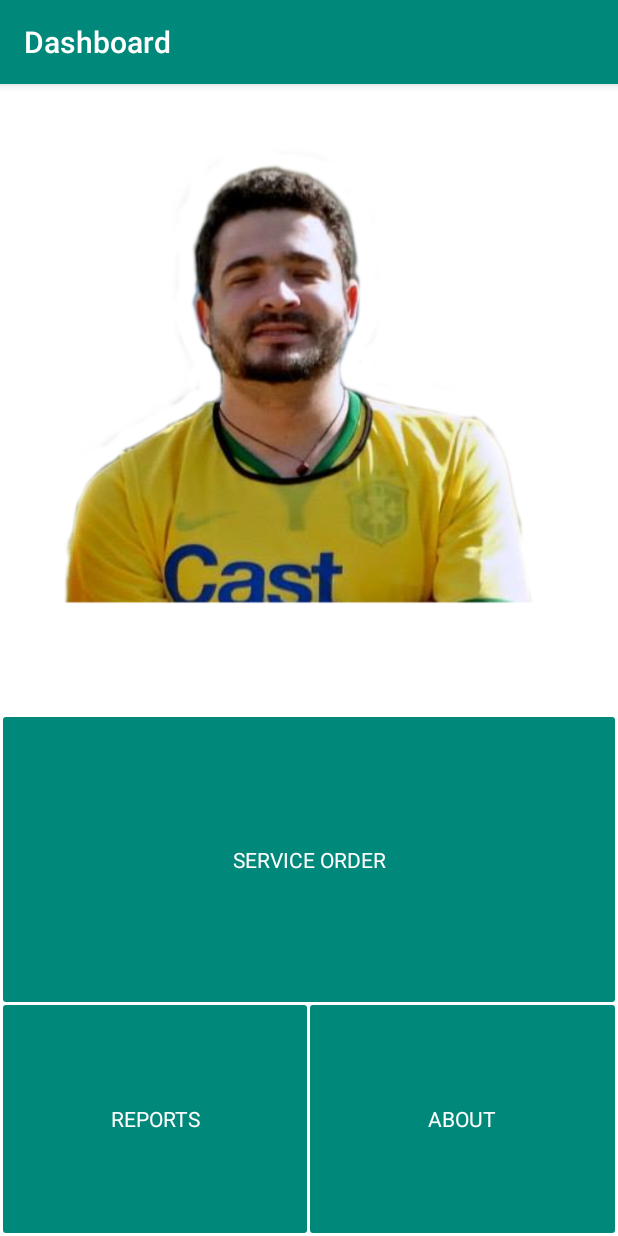
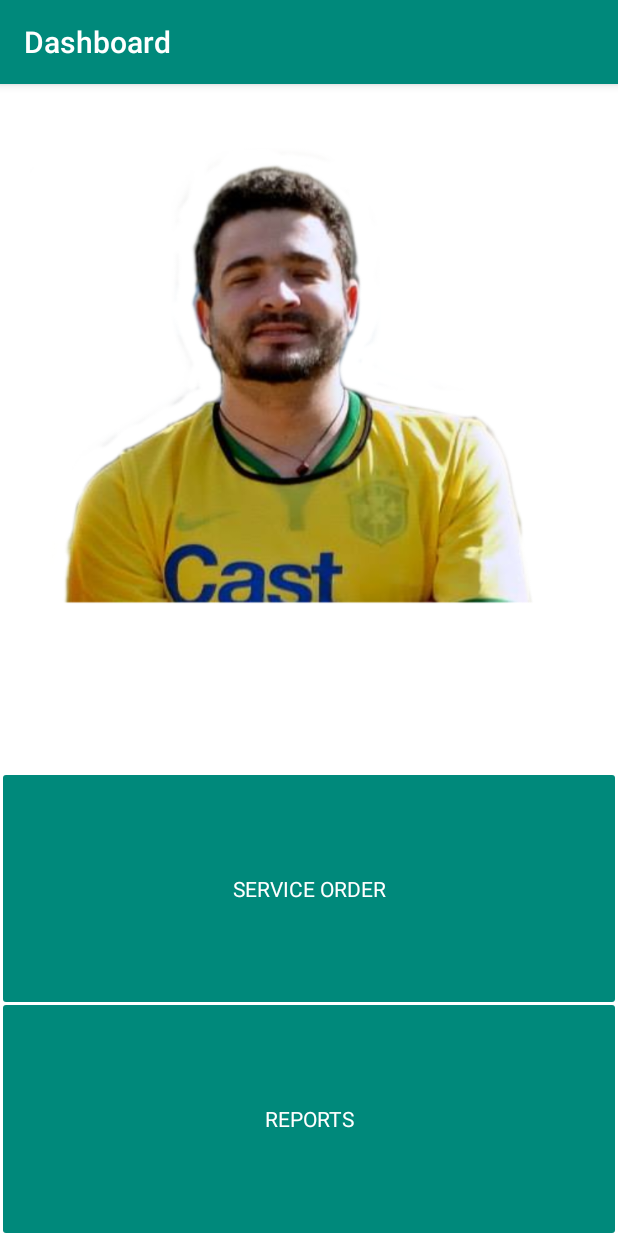
Before and after one commit to maikotrindade/avaliacao-fundamentos-android, an Android app: the DashboardActivity screen opened directly, with no data from a screen before it, on a phone screen of 412 x 824 dp. Run offline under Robolectric (Android 15) with nearby library versions, the phone set to English and light mode, and no system bars.

Commit message:
add report and fix layout

```diff
--- a/app/src/main/java/com/example/administrador/myapplication/controllers/DashboardActivity.java
+++ b/app/src/main/java/com/example/administrador/myapplication/controllers/DashboardActivity.java
@@ -26,9 +26,6 @@ public class DashboardActivity extends ActionBarActivity implements View.OnClick
         final Button btnReports = (Button) findViewById(R.id.btnReports);
         btnReports.setOnClickListener(this);
 
-        final Button btnAbout = (Button) findViewById(R.id.btnAbout);
-        btnAbout.setOnClickListener(this);
-
         mediaPlayer = new MediaPlayer();
         playSexySax();
     }
@@ -38,8 +35,6 @@ public class DashboardActivity extends ActionBarActivity implements View.OnClick
         switch (v.getId()) {
             case R.id.btnServiceOrder: startActivity(new Intent(DashboardActivity.this, ServiceOrderListActivity.class)); break;
             case R.id.btnReports: startActivity(new Intent(DashboardActivity.this, ReportsActivity.class)); break;
-            case R.id.btnAbout: startActivity(new Intent(DashboardActivity.this, AboutActivity.class)); break;
-
         }
     }
 
--- a/app/src/main/java/com/example/administrador/myapplication/controllers/ReportsActivity.java
+++ b/app/src/main/java/com/example/administrador/myapplication/controllers/ReportsActivity.java
@@ -7,7 +7,6 @@ import android.text.TextUtils;
 import android.view.View;
 import android.widget.Button;
 import android.widget.EditText;
-import android.widget.RadioButton;
 import android.widget.RadioGroup;
 import android.widget.Toast;
 
@@ -25,7 +24,6 @@ public class ReportsActivity extends ActionBarActivity {
     private EditText editEmail;
     private RadioGroup radioReportsGroup;
     private Button btnSubmit;
-    private RadioButton selectedRadioButton;
     @Override
     protected void onCreate(Bundle savedInstanceState) {
         super.onCreate(savedInstanceState);
@@ -42,7 +40,6 @@ public class ReportsActivity extends ActionBarActivity {
             @Override
             public void onClick(View v) {
                 int selectedId = radioReportsGroup.getCheckedRadioButtonId();
-                selectedRadioButton = (RadioButton) findViewById(selectedId);
                 switch (selectedId) {
                     case R.id.radioBtnReportAll:
                         if (isValidEmail()) {
--- a/app/src/main/res/layout/activity_dashboard.xml
+++ b/app/src/main/res/layout/activity_dashboard.xml
@@ -9,7 +9,7 @@ tools:context="com.example.administrador.myapplication.controllers.DashboardActi
 <LinearLayout
     android:layout_width="match_parent"
     android:layout_height="0dp"
-    android:layout_weight="0.55">
+    android:layout_weight="0.6">
 
     <ImageView
         android:id="@+id/imageView"
@@ -22,7 +22,7 @@ tools:context="com.example.administrador.myapplication.controllers.DashboardActi
 <LinearLayout
     android:layout_width="match_parent"
     android:layout_height="0dp"
-    android:layout_weight="0.25">
+    android:layout_weight="0.2">
 
     <Button
         android:id="@+id/btnServiceOrder"
@@ -50,15 +50,6 @@ tools:context="com.example.administrador.myapplication.controllers.DashboardActi
         android:layout_marginRight="2sp"
         android:layout_marginLeft="2sp"
         android:text="Reports" />
-
-    <Button
-        android:id="@+id/btnAbout"
-        android:layout_width="0dp"
-        android:layout_height="match_parent"
-        android:layout_weight="1.00"
-        android:layout_marginBottom="2sp"
-        android:layout_marginRight="2sp"
-        android:text="About" />
 </LinearLayout>
 
 
```
Also changed, not shown: app/src/main/AndroidManifest.xml (+0 -8 lines), app/src/main/java/com/example/administrador/myapplication/controllers/AboutActivity.java (deleted, +0 -15 lines), app/src/main/res/layout/activity_about.xml (deleted, +0 -9 lines), app/src/main/res/mipmap-hdpi/ic_launcher.png, app/src/main/res/mipmap-mdpi/ic_launcher.png, app/src/main/res/mipmap-xhdpi/ic_launcher.png, app/src/main/res/mipmap-xxhdpi/ic_launcher.png, 1 other file.
